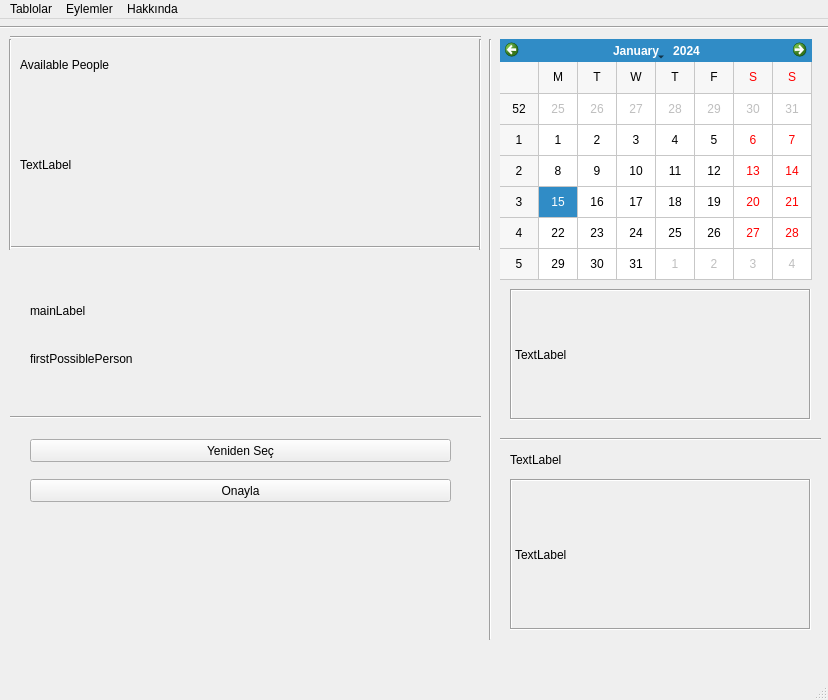
Before: the Qt Designer form md.ui in hakanaktt/dutycounter, drawn with Qt 5.
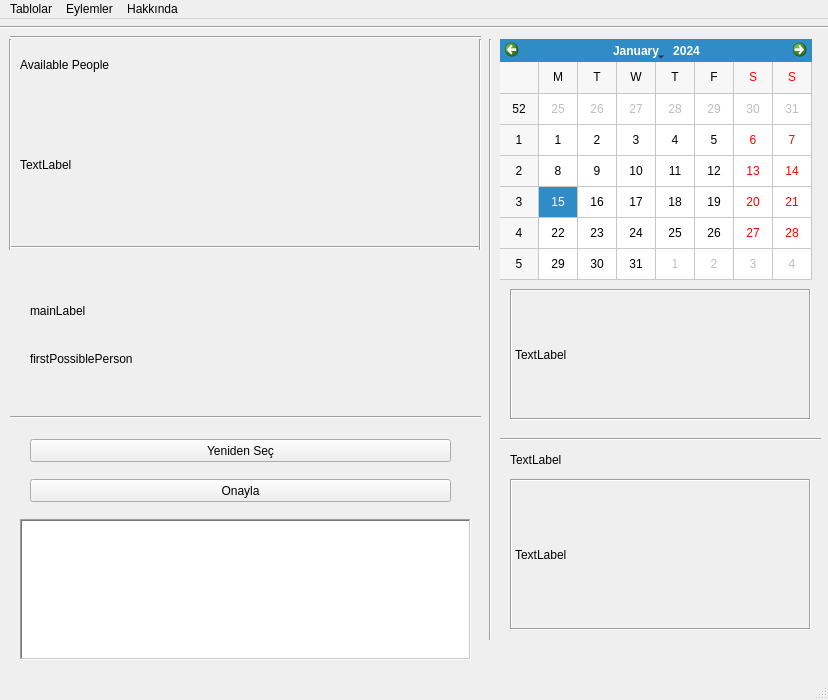
After: the same form once the commit is applied.

```diff
--- a/md.ui
+++ b/md.ui
@@ -350,6 +350,19 @@
      <enum>Qt::Horizontal</enum>
     </property>
    </widget>
+   <widget class="QTextEdit" name="actionLog">
+    <property name="geometry">
+     <rect>
+      <x>20</x>
+      <y>500</y>
+      <width>451</width>
+      <height>141</height>
+     </rect>
+    </property>
+    <property name="frameShape">
+     <enum>QFrame::WinPanel</enum>
+    </property>
+   </widget>
   </widget>
   <widget class="QMenuBar" name="menubar">
    <property name="geometry">
```
Left out of the diff: 6 changed lines with no effect on the pictures.
